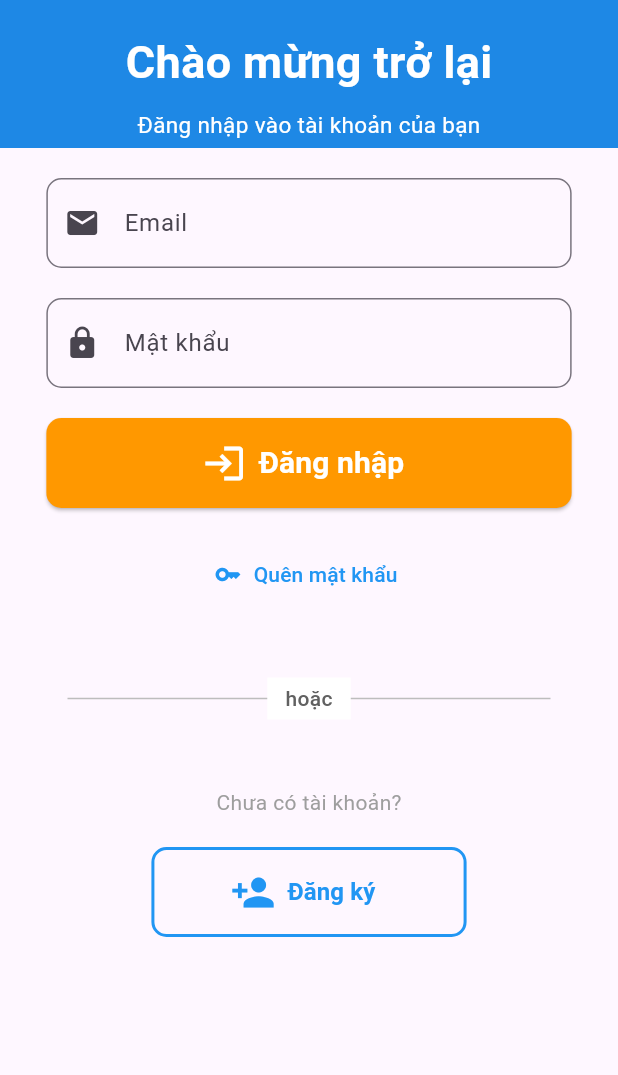
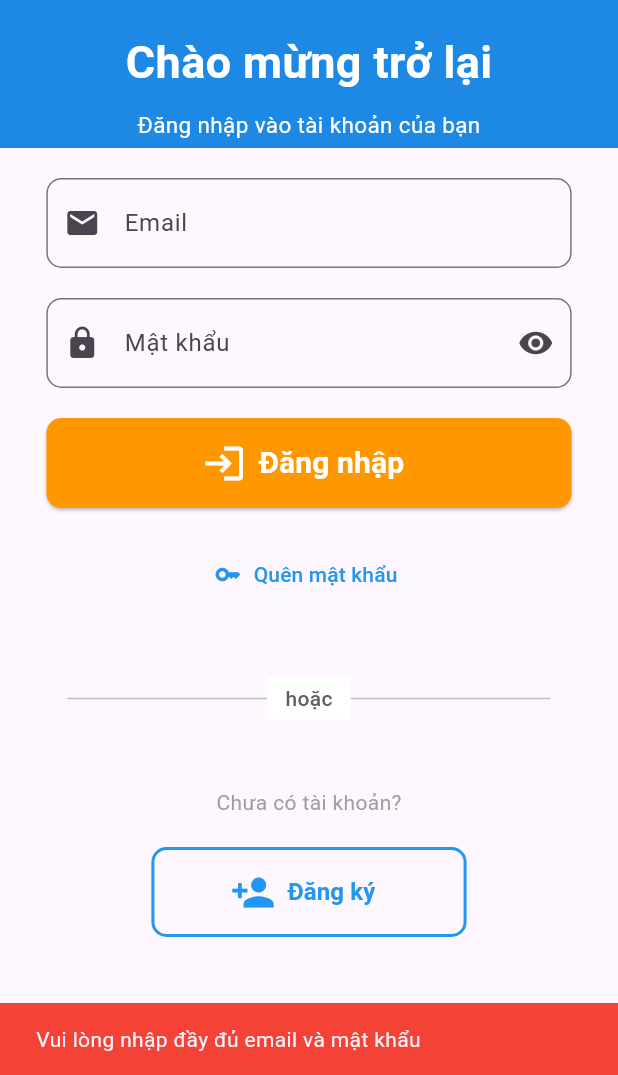
Before and after one commit to nghuy2903/flutter_prj, a Flutter app: the screen it shows after launch, after a tap on "Đăng nhập", on a phone screen of 412 x 824 dp, the part 161-1236 px from its top. Run offline on Flutter 3.47's test engine with Material 3 defaults, Android fonts, the phone set to English and light mode, and no system bars; our stand-ins replace equatable, flutter_bloc, shared_preferences, sqflite; accounts and stored records are empty; key blocks and very long unbroken strings in the code were emptied for the run.

Commit message:
backend login processing

```diff
--- /dev/null
+++ b/final_test/lib/MVC/db/database_helper.dart
@@ -0,0 +1,46 @@
+import 'package:sqflite/sqflite.dart';
+import 'package:path/path.dart';
+
+class DatabaseHelper {
+  static final DatabaseHelper instance = DatabaseHelper._init();
+  static Database? _database;
+
+  DatabaseHelper._init();
+
+  Future<Database> get database async {
+    if (_database != null) return _database!;
+    _database = await _initDB('user_database.db');
+    return _database!;
+  }
+
+  Future<Database> _initDB(String filePath) async {
+    final dbPath = await getDatabasesPath();
+    final path = join(dbPath, filePath);
+
+    return await openDatabase(
+      path,
+      version: 1,
+      onCreate: _createDB,
+    );
+  }
+
+  Future<void> _createDB(Database db, int version) async {
+    await db.execute('''
+      CREATE TABLE users (
+        id INTEGER PRIMARY KEY AUTOINCREMENT,
+        email TEXT UNIQUE NOT NULL,
+        password TEXT NOT NULL,
+        name TEXT NOT NULL,
+        phone TEXT NOT NULL,
+        date_year TEXT NOT NULL,
+        gender TEXT NOT NULL
+      )
+    ''');
+  }
+
+  // Đóng database
+  Future<void> close() async {
+    final db = await instance.database;
+    db.close();
+  }
+}
--- /dev/null
+++ b/final_test/lib/MVC/db/init_data.dart
@@ -0,0 +1,29 @@
+import 'package:final_test/MVC/db/user_dao.dart';
+import 'package:final_test/MVC/model/user.dart';
+
+class InitData {
+  final UserDAO _userDAO = UserDAO();
+
+  // Hàm khởi tạo dữ liệu mẫu
+  Future<void> initSampleData() async {
+    // Kiểm tra xem đã có dữ liệu chưa
+    final users = await _userDAO.getAllUsers();
+    if (users.isEmpty) {
+      // Tạo user mẫu
+      final sampleUser = User(
+        email: 'admin@gmail.com',
+        password: '123456',
+        name: 'Nguyễn Văn A',
+        phone: '0123456789',
+        dateYear: '1990',
+        gender: 'Nam',
+      );
+
+      // Thêm vào database
+      await _userDAO.insertUser(sampleUser);
+      print('Đã thêm dữ liệu mẫu thành công!');
+    } else {
+      print('Đã có dữ liệu trong database!');
+    }
+  }
+}
--- /dev/null
+++ b/final_test/lib/MVC/db/user_dao.dart
@@ -0,0 +1,72 @@
+import 'package:final_test/MVC/db/database_helper.dart';
+import 'package:final_test/MVC/model/user.dart';
+
+class UserDAO {
+  final dbHelper = DatabaseHelper.instance;
+
+  // Thêm user mới
+  Future<int> insertUser(User user) async {
+    final db = await dbHelper.database;
+    return await db.insert('users', user.toMap());
+  }
+
+  // Lấy user theo email
+  Future<User?> getUserByEmail(String email) async {
+    final db = await dbHelper.database;
+    final List<Map<String, dynamic>> maps = await db.query(
+      'users',
+      where: 'email = ?',
+      whereArgs: [email],
+    );
+
+    if (maps.isNotEmpty) {
+      return User.fromMap(maps.first);
+    }
+    return null;
+  }
+
+  // Kiểm tra đăng nhập
+  Future<User?> login(String email, String password) async {
+    final db = await dbHelper.database;
+    final List<Map<String, dynamic>> maps = await db.query(
+      'users',
+      where: 'email = ? AND password = ?',
+      whereArgs: [email, password],
+    );
+
+    if (maps.isNotEmpty) {
+      return User.fromMap(maps.first);
+    }
+    return null;
+  }
+
+  // Lấy tất cả users
+  Future<List<User>> getAllUsers() async {
+    final db = await dbHelper.database;
+    final List<Map<String, dynamic>> maps = await db.query('users');
+    return List.generate(maps.length, (i) {
+      return User.fromMap(maps[i]);
+    });
+  }
+
+  // Cập nhật user
+  Future<int> updateUser(User user) async {
+    final db = await dbHelper.database;
+    return await db.update(
+      'users',
+      user.toMap(),
+      where: 'id = ?',
+      whereArgs: [user.id],
+    );
+  }
+
+  // Xóa user
+  Future<int> deleteUser(int id) async {
+    final db = await dbHelper.database;
+    return await db.delete(
+      'users',
+      where: 'id = ?',
+      whereArgs: [id],
+    );
+  }
+}
--- /dev/null
+++ b/final_test/lib/MVC/model/User.dart
@@ -0,0 +1,68 @@
+class User {
+  final int? id;
+  final String email;
+  final String password;
+  final String name;
+  final String phone;
+  final String dateYear;
+  final String gender;
+
+  User({
+    this.id,
+    required this.email,
+    required this.password,
+    required this.name,
+    required this.phone,
+    required this.dateYear,
+    required this.gender,
+  });
+
+  Map<String, dynamic> toMap() {
+    return {
+      'id': id,
+      'email': email,
+      'password': password,
+      'name': name,
+      'phone': phone,
+      'date_year': dateYear,
+      'gender': gender,
+    };
+  }
+
+  factory User.fromMap(Map<String, dynamic> map) {
+    return User(
+      id: map['id'],
+      email: map['email'],
+      password: map['password'],
+      name: map['name'],
+      phone: map['phone'],
+      dateYear: map['date_year'],
+      gender: map['gender'],
+    );
+  }
+
+  User copyWith({
+    int? id,
+    String? email,
+    String? password,
+    String? name,
+    String? phone,
+    String? dateYear,
+    String? gender,
+  }){
+    return User(
+      id: id ?? this.id,
+      email: email ?? this.email,
+      password: password ?? this.password,
+      name: name ?? this.name,
+      phone: phone ?? this.phone,
+      dateYear: dateYear ?? this.dateYear,
+      gender: gender ?? this.gender,
+    );
+  }
+
+  @override
+  String toString(){
+    return 'User(id: $id, email: $email, password: $password, name: $name, phone: $phone, dateYear: $dateYear, gender: $gender)';
+  }
+}
--- a/final_test/lib/Widget/page_login.dart
+++ b/final_test/lib/Widget/page_login.dart
@@ -1,8 +1,85 @@
 import 'package:flutter/material.dart';
+import 'package:final_test/MVC/db/user_dao.dart';
 
+class LoginPage extends StatefulWidget {
+  const LoginPage({super.key});
 
-class LoginPage extends StatelessWidget {
-  const LoginPage({super.key});
+  @override
+  State<LoginPage> createState() => _LoginPageState();
+}
+
+class _LoginPageState extends State<LoginPage> {
+  final _emailController = TextEditingController();
+  final _passwordController = TextEditingController();
+  final _userDAO = UserDAO();
+  bool _isLoading = false;
+  bool _obscurePassword = true;
+
+  @override
+  void dispose() {
+    _emailController.dispose();
+    _passwordController.dispose();
+    super.dispose();
+  }
+
+  Future<void> _handleLogin() async {
+    // Kiểm tra dữ liệu nhập vào
+    if (_emailController.text.isEmpty || _passwordController.text.isEmpty) {
+      ScaffoldMessenger.of(context).showSnackBar(
+        const SnackBar(
+          content: Text('Vui lòng nhập đầy đủ email và mật khẩu'),
+          backgroundColor: Colors.red,
+        ),
+      );
+      return;
+    }
+
+    setState(() {
+      _isLoading = true;
+    });
+
+    try {
+      final user = await _userDAO.login(_emailController.text, _passwordController.text);
+
+      if (user != null) {
+        // Đăng nhập thành công
+        if (mounted) {
+          ScaffoldMessenger.of(context).showSnackBar(
+            const SnackBar(
+              content: Text('Đăng nhập thành công!'),
+              backgroundColor: Colors.green,
+            ),
+          );
+          // TODO: Chuyển đến trang chính sau khi đăng nhập thành công
+        }
+      } else {
+        // Đăng nhập thất bại
+        if (mounted) {
+          ScaffoldMessenger.of(context).showSnackBar(
+            const SnackBar(
+              content: Text('Email hoặc mật khẩu không đúng'),
+              backgroundColor: Colors.red,
+            ),
+          );
+        }
+      }
+    } catch (e) {
+      if (mounted) {
+        ScaffoldMessenger.of(context).showSnackBar(
+          SnackBar(
+            content: Text('Có lỗi xảy ra: ${e.toString()}'),
+            backgroundColor: Colors.red,
+          ),
+        );
+      }
+    } finally {
+      if (mounted) {
+        setState(() {
+          _isLoading = false;
+        });
+      }
+    }
+  }
 
   @override
   Widget build(BuildContext context) {
@@ -69,6 +146,8 @@ class LoginPage extends StatelessWidget {
                     width: widthScreen * 0.85,
                     height: 60,
                     child: TextField(
+                      controller: _emailController,
+                      keyboardType: TextInputType.emailAddress,
                       decoration: InputDecoration(
                         prefixIcon: Icon(Icons.email),
                         labelText: 'Email',
@@ -87,9 +166,21 @@ class LoginPage extends StatelessWidget {
                     width: widthScreen * 0.85,
                     height: 60,
                     child: TextField(
+                      controller: _passwordController,
+                      obscureText: _obscurePassword,
                       decoration: InputDecoration(
                         prefixIcon: Icon(Icons.lock),
                         labelText: 'Mật khẩu',
+                        suffixIcon: IconButton(
+                          icon: Icon(
+                            _obscurePassword ? Icons.visibility : Icons.visibility_off,
+                          ),
+                          onPressed: () {
+                            setState(() {
+                              _obscurePassword = !_obscurePassword;
+                            });
+                          },
+                        ),
                         border: OutlineInputBorder(
                           borderRadius: BorderRadius.circular(10),
                           borderSide: BorderSide(color: Colors.grey.shade100),
@@ -105,16 +196,23 @@ class LoginPage extends StatelessWidget {
                     width: widthScreen * 0.85,
                     height: 60,
                     child: ElevatedButton.icon(
-                      onPressed: () {
-                        //backend
-                      },
-                      icon: Icon(
-                        Icons.login,
-                        color: Colors.white,
-                        size: 30,
-                      ),
+                      onPressed: _isLoading ? null : _handleLogin,
+                      icon: _isLoading
+                        ? SizedBox(
+                            width: 24,
+                            height: 24,
+                            child: CircularProgressIndicator(
+                              color: Colors.white,
+                              strokeWidth: 2,
+                            ),
+                          )
+                        : Icon(
+                            Icons.login,
+                            color: Colors.white,
+                            size: 30,
+                          ),
                       label: Text(
-                        'Đăng nhập',
+                        _isLoading ? 'Đang đăng nhập...' : 'Đăng nhập',
                         style: TextStyle(
                           color: Colors.white,
                           fontSize: 20,
@@ -133,8 +231,7 @@ class LoginPage extends StatelessWidget {
                   SizedBox(height: 20,),
                   //Text Quên mật khẩu
                   TextButton.icon(
-                    onPressed: (
-                    ) {
+                    onPressed: _isLoading ? null : () {
                       Navigator.pushNamed(context, '/forgot-password');
                     },
                     icon: Icon(Icons.key, color: Colors.blue),
@@ -158,7 +255,7 @@ class LoginPage extends StatelessWidget {
                           endIndent: 45,
                         ),
                         Container(
-                          color: Colors.white, // Nền trắng đè lên divider
+                          color: Colors.white,
                           padding: EdgeInsets.symmetric(horizontal: 12, vertical: 4),
                           child: Text(
                             'hoặc',
@@ -188,7 +285,7 @@ class LoginPage extends StatelessWidget {
                     width: widthScreen * 0.85 * 0.6,
                     height: 60,
                     child: OutlinedButton.icon(
-                      onPressed: () {
+                      onPressed: _isLoading ? null : () {
                          Navigator.pushNamed(context, '/register');
                       },
                       icon: Icon(Icons.person_add, color: Colors.blue, size: 30,),
@@ -201,7 +298,7 @@ class LoginPage extends StatelessWidget {
                         ),
                       ),
                       style: OutlinedButton.styleFrom(
-                        side: BorderSide(color: Colors.blue, width: 2), // Viền màu xanh
+                        side: BorderSide(color: Colors.blue, width: 2),
                         shape: RoundedRectangleBorder(
                           borderRadius: BorderRadius.circular(10),
                         ),
--- a/final_test/lib/main.dart
+++ b/final_test/lib/main.dart
@@ -1,12 +1,18 @@
 import 'package:final_test/Widget/page_forgot_password.dart';
 import 'package:final_test/Widget/page_login.dart';
 import 'package:final_test/Widget/page_register.dart';
+import 'package:final_test/MVC/db/init_data.dart';
 import 'package:flutter/material.dart';
 
-void main() {
-  runApp(
-    MyApp()
-  );
+void main() async {
+  // Đảm bảo Flutter được khởi tạo
+  WidgetsFlutterBinding.ensureInitialized();
+
+  // Khởi tạo dữ liệu mẫu
+  final initData = InitData();
+  await initData.initSampleData();
+
+  runApp(const MyApp());
 }
 
 class MyApp extends StatelessWidget {
--- a/final_test/pubspec.yaml
+++ b/final_test/pubspec.yaml
@@ -30,6 +30,8 @@ environment:
 dependencies:
   flutter:
     sdk: flutter
+  sqflite: ^2.3.0
+  path_provider: ^2.1.1
 
   # The following adds the Cupertino Icons font to your application.
   # Use with the CupertinoIcons class for iOS style icons.
```
Also changed, not shown: final_test/pubspec.lock, 1 other file.
